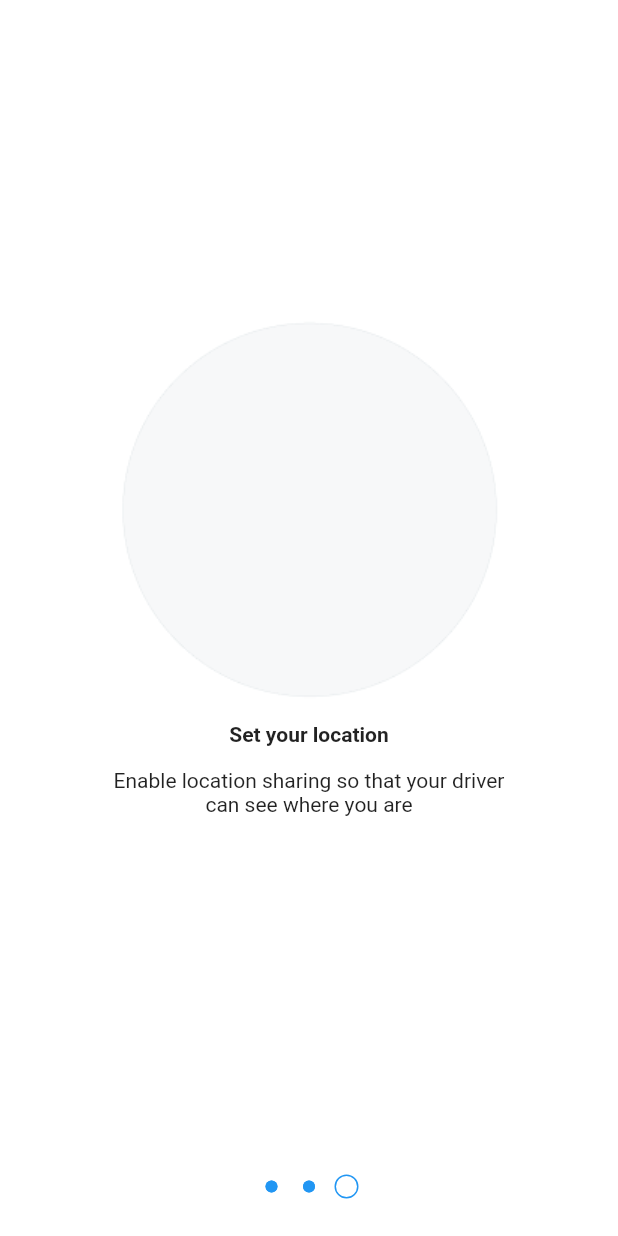
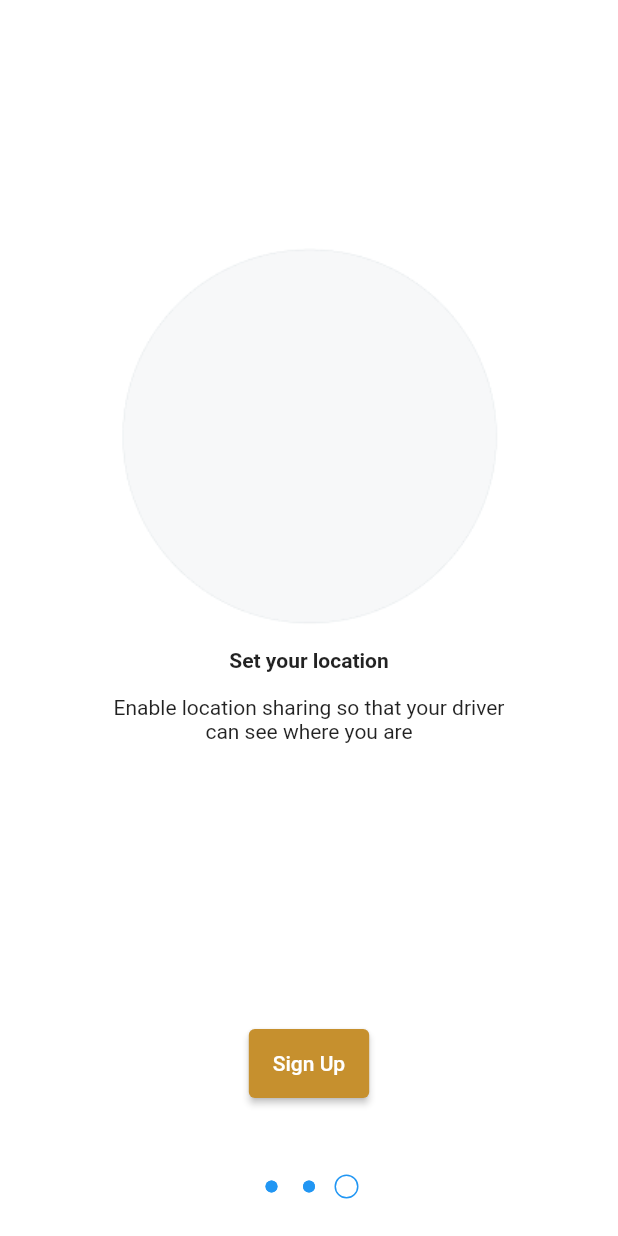
Before and after one commit to maelfosso/andi-taxi-mobile-app, a Flutter app: the Welcome screen opened directly, swiped to page 3, on a phone screen of 412 x 824 dp. Run offline on Flutter 3.47's test engine with Material 2 defaults, Android fonts, the phone set to English and light mode, and no system bars.

Commit message:
implemented go from welcome ui to sign up

```diff
--- a/lib/main.dart
+++ b/lib/main.dart
@@ -42,7 +42,7 @@ class MyApp extends StatelessWidget {
         accentColor: Color(0xFF97ADB6),
         primarySwatch: color
       ),
-      home: SignUp()
+      home: Welcome()
       // MyHomePage(title: 'Flutter Demo Home Page'),
     );
   }
--- a/lib/ui/signup.dart
+++ b/lib/ui/signup.dart
@@ -76,6 +76,7 @@ class _SignUpState extends State<SignUp> {
                     ),
                   ),
                   TextField(
+                    keyboardType: TextInputType.number,
                     decoration: InputDecoration(
                       filled: true,
                       fillColor: Color(0xFFF7F8F9),
--- a/lib/ui/welcome.dart
+++ b/lib/ui/welcome.dart
@@ -1,5 +1,6 @@
 import 'dart:math';
 
+import 'package:andi_taxi/ui/signup.dart';
 import 'package:flutter/cupertino.dart';
 import 'package:flutter/material.dart';
 
@@ -21,7 +22,9 @@ class _WelcomeState extends State<Welcome> {
     initialPage: 0
   );
 
-  static const _kDuration = const Duration(milliseconds: 300);
+  bool _nextStep = false;
+
+  static const _kDuration = const Duration(milliseconds: 0);
 
   static const _kCurve = Curves.ease;
 
@@ -39,6 +42,14 @@ class _WelcomeState extends State<Welcome> {
       "Enable location sharing so that your driver can see where you are"
     )
   ];
+
+  _signUp() {
+    Navigator
+      .of(context)
+      .pushReplacement(
+        MaterialPageRoute(builder: (BuildContext context) => new SignUp())
+      );
+  }
 
   _buildPage(int index) {
     var content = _pagesContents[index];
@@ -76,9 +87,50 @@ class _WelcomeState extends State<Welcome> {
         controller: _controller,
         itemCount: _pagesContents.length,
         itemBuilder: (BuildContext context, int index) {
-          return _buildPage(index);
+          return _buildPage(index % _pagesContents.length);
+        },
+        onPageChanged: (int index) {
+          if (index == _pagesContents.length - 1) {
+            setState(() {
+              _nextStep = true;
+            });
+          }
         },
       )
+    );
+  }
+
+  _buildSignButtons() {
+    if (!_nextStep) {
+      return Container();
+    }
+
+    return Container(
+      padding: const EdgeInsets.all(25.0),
+      child: Center(
+        child: Row(
+          mainAxisAlignment: MainAxisAlignment.center,
+          children: [
+            ElevatedButton(
+              // style: ButtonStyle(
+              //   shape: MaterialStateProperty.all<RoundedRectangleBorder>(
+              //     RoundedRectangleBorder(
+              //       borderRadius: BorderRadius.circular(18.0),
+              //     )
+              //   )
+              // ),
+              child: Padding(
+                padding: EdgeInsets.symmetric(vertical: 15.0),
+                child: Text(
+                  "Sign Up",
+                  textAlign: TextAlign.center,
+                )
+              ),
+              onPressed: _signUp
+            )
+          ],
+        ),
+      ),
     );
   }
 
@@ -116,6 +168,7 @@ class _WelcomeState extends State<Welcome> {
           child: Column(
             children: [
               _buildPageView(),
+              _buildSignButtons(),
               _buildDot()
             ],
           ),
```
